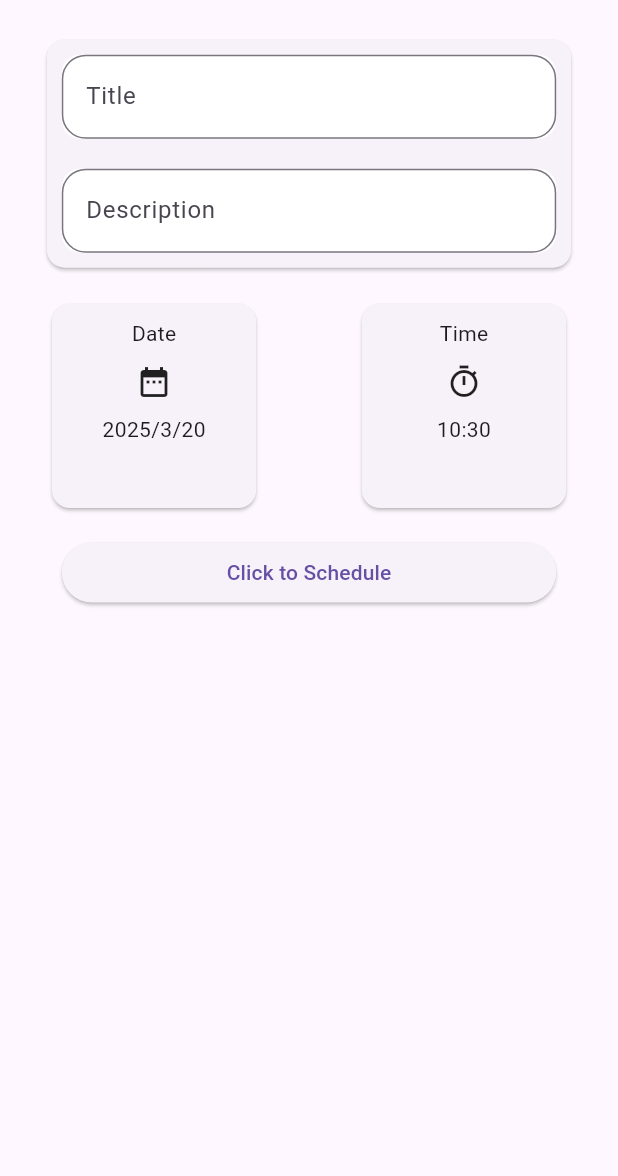
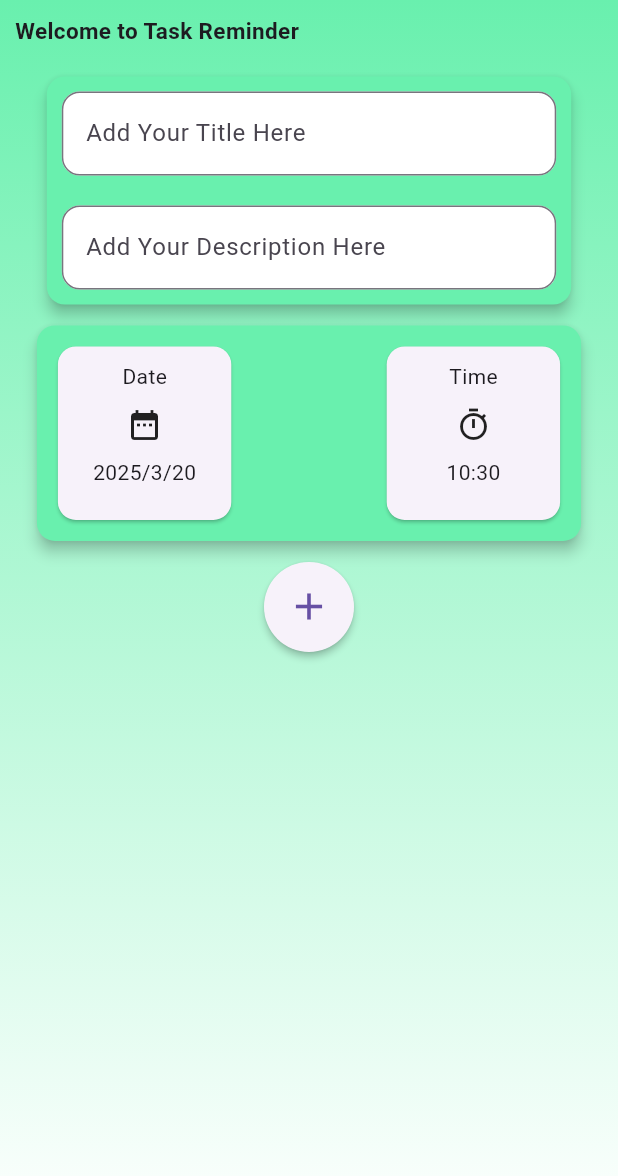
Before and after one commit to Smadhusanka/Task_Reminder_New, a Flutter app: the screen it shows after launch, on a phone screen of 412 x 824 dp. Shown: the top 1176 px of the screen. Run offline on Flutter 3.47's test engine with Material 3 defaults, Android fonts, the phone set to English and light mode, and no system bars; our stand-ins replace device_preview, flutter_local_notifications, get, permission_handler, shared_preferences, timezone.

Commit message:
change colors

```diff
--- a/lib/screens/homescreen.dart
+++ b/lib/screens/homescreen.dart
@@ -31,6 +31,7 @@ class _HomescreenState extends State<Homescreen> {
 
   var notifications = <Map<String, dynamic>>[].obs;
 
+  //add notification to map
   void addNotification() {
     Map<String, dynamic> newNotification = {
       "id": schedule.value.millisecondsSinceEpoch ~/ 1000,
@@ -42,16 +43,13 @@ class _HomescreenState extends State<Homescreen> {
     saveScheduledNotifications();
   }
 
+  //store scheduled notifications
   Future<void> saveScheduledNotifications() async {
     SharedPreferences prefs = await SharedPreferences.getInstance();
     prefs.setString('scheduled_notifications', jsonEncode(notifications));
   }
 
-  // Future<void> saveNotifications() async {
-  // final prefs = await SharedPreferences.getInstance();
-  // await prefs.setString('scheduled_notifications', jsonEncode(notifications));
-  // }
-
+  //get store scheduled notifications
   Future<void> loadScheduledNotifications() async {
     SharedPreferences prefs = await SharedPreferences.getInstance();
     String? storedData = prefs.getString('scheduled_notifications');
@@ -61,7 +59,6 @@ class _HomescreenState extends State<Homescreen> {
         jsonDecode(storedData),
       );
 
-      // Reschedule all saved notifications
       for (var notification in notifications) {
         DateTime scheduledTime = DateTime.parse(notification['time']);
         notificationService.scheduleNotification(
@@ -81,15 +78,43 @@ class _HomescreenState extends State<Homescreen> {
 
     return Scaffold(
       body: SafeArea(
+        child: Container(
+          decoration: const BoxDecoration(
+            gradient: LinearGradient(
+              begin: Alignment.topCenter,
+              end: Alignment.bottomCenter,
+              colors: [
+                Colors.greenAccent,
+                Colors.white
+              ],
+            ),
+          ),
           child: Column(
             children: [
-            SizedBox(height: y * 0.02),
+
+              //welcome text
+              Row(
+                children: [
+                  Container(
+                    margin: EdgeInsets.all(10),
+                    child: Text(
+                      "Welcome to Task Reminder",
+                    style: TextStyle(
+                      fontSize: 15,
+                      fontWeight: FontWeight.bold,
+                    ),
+                    ),
+                  ),
+                ],
+              ),
 
               //details card
               Row(
                 mainAxisAlignment: MainAxisAlignment.center,
                 children: [
                   Card(
+                    color: Colors.greenAccent,
+                    elevation: 4,
                     margin: EdgeInsets.all(10),
                     clipBehavior: Clip.hardEdge,
                     child: Column(
@@ -106,9 +131,9 @@ class _HomescreenState extends State<Homescreen> {
                             controller: title,
                             decoration: InputDecoration(
                               border: OutlineInputBorder(
-                              borderRadius: BorderRadius.circular(16.0),
+                                borderRadius: BorderRadius.circular(12),
                               ),
-                            hintText: 'Title',
+                              hintText: 'Add Your Title Here',
                             ),
                           ),
                         ),
@@ -125,9 +150,9 @@ class _HomescreenState extends State<Homescreen> {
                             controller: desc,
                             decoration: InputDecoration(
                               border: OutlineInputBorder(
-                              borderRadius: BorderRadius.circular(16.0),
+                                borderRadius: BorderRadius.circular(12),
                               ),
-                            label: Text("Description"),
+                              label: Text("Add Your Description Here"),
                             ),
                           ),
                         ),
@@ -147,14 +172,17 @@ class _HomescreenState extends State<Homescreen> {
                     decoration: BoxDecoration(
                       borderRadius: BorderRadius.circular(12),
                     ),
+                    child: Card(
+                      color: Colors.greenAccent,
+                      elevation: 4,
                       child: Row(
                         mainAxisAlignment: MainAxisAlignment.spaceBetween,
                         children: [
                           //date
                           Container(
                             margin: EdgeInsets.all(10),
-                        width: x * 0.35,
-                        height: x * 0.35,
+                            width: x * 0.3,
+                            height: x * 0.3,
                             decoration: BoxDecoration(
                               borderRadius: BorderRadius.circular(12),
                             ),
@@ -199,8 +227,8 @@ class _HomescreenState extends State<Homescreen> {
                           //time
                           Container(
                             margin: EdgeInsets.all(10),
-                        width: x * 0.35,
-                        height: x * 0.35,
+                            width: x * 0.3,
+                            height: x * 0.3,
                             decoration: BoxDecoration(
                               borderRadius: BorderRadius.circular(12),
                             ),
@@ -252,15 +280,21 @@ class _HomescreenState extends State<Homescreen> {
                         ],
                       ),
                     ),
+                  ),
                 ],
               ),
 
+              SizedBox(height: 10),
               //schedule button
-            Container(
-              margin: EdgeInsets.all(5),
-              width: x * 0.8,
-              decoration: BoxDecoration(borderRadius: BorderRadius.circular(2)),
-              child: ElevatedButton(
+              ElevatedButton(
+                style: ElevatedButton.styleFrom(
+                  // shape: RoundedRectangleBorder(
+                  //   borderRadius: BorderRadius.circular(100),
+                  // ),
+                  minimumSize: Size(150, 60),
+                  shape: CircleBorder(),
+                  elevation: 2,
+                ),
                 onPressed: () {
                   if (title.text.isEmpty || desc.text.isEmpty) {
                     return;
@@ -277,9 +311,10 @@ class _HomescreenState extends State<Homescreen> {
                     desc.clear();
                   }
                 },
-                child: Text("Click to Schedule"),
+                // child: Text("+", style: TextStyle(color: Colors.black),),
+                child: Icon(Icons.add, size: 30),
               ),
-            ),
+              SizedBox(height: 10),
 
               //task list
               Expanded(
@@ -328,6 +363,7 @@ class _HomescreenState extends State<Homescreen> {
             ],
           ),
         ),
+      ),
     );
   }
 }
```
Lines whose indentation alone changed are shown as unchanged.
